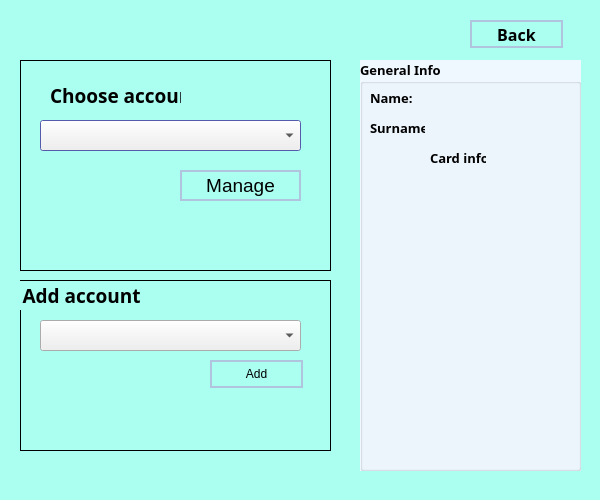
drakosvlad/vam-bank, file mainpageview.ui: the form before one commit.
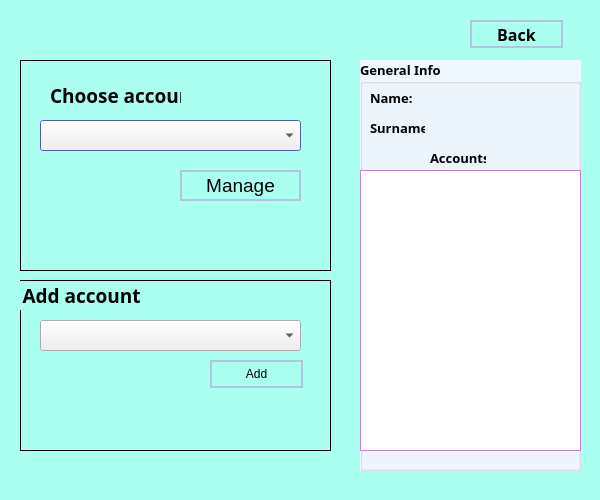
The form after the commit.

Commit message: UI mainpageview acount info updated.

Diff of the .ui file:
```diff
--- a/mainpageview.ui
+++ b/mainpageview.ui
@@ -438,7 +438,89 @@
      </rect>
     </property>
     <property name="text">
-     <string>Card info</string>
+     <string>Accounts</string>
+    </property>
+   </widget>
+   <widget class="QListWidget" name="accountsList_List">
+    <property name="geometry">
+     <rect>
+      <x>0</x>
+      <y>110</y>
+      <width>221</width>
+      <height>281</height>
+     </rect>
+    </property>
+    <property name="palette">
+     <palette>
+      <active>
+       <colorrole role="Base">
+        <brush brushstyle="SolidPattern">
+         <color alpha="255">
+          <red>255</red>
+          <green>255</green>
+          <blue>255</blue>
+         </color>
+        </brush>
+       </colorrole>
+       <colorrole role="Window">
+        <brush brushstyle="SolidPattern">
+         <color alpha="255">
+          <red>255</red>
+          <green>170</green>
+          <blue>255</blue>
+         </color>
+        </brush>
+       </colorrole>
+      </active>
+      <inactive>
+       <colorrole role="Base">
+        <brush brushstyle="SolidPattern">
+         <color alpha="255">
+          <red>255</red>
+          <green>255</green>
+          <blue>255</blue>
+         </color>
+        </brush>
+       </colorrole>
+       <colorrole role="Window">
+        <brush brushstyle="SolidPattern">
+         <color alpha="255">
+          <red>255</red>
+          <green>170</green>
+          <blue>255</blue>
+         </color>
+        </brush>
+       </colorrole>
+      </inactive>
+      <disabled>
+       <colorrole role="Base">
+        <brush brushstyle="SolidPattern">
+         <color alpha="255">
+          <red>255</red>
+          <green>170</green>
+          <blue>255</blue>
+         </color>
+        </brush>
+       </colorrole>
+       <colorrole role="Window">
+        <brush brushstyle="SolidPattern">
+         <color alpha="255">
+          <red>255</red>
+          <green>170</green>
+          <blue>255</blue>
+         </color>
+        </brush>
+       </colorrole>
+      </disabled>
+     </palette>
+    </property>
+    <property name="font">
+     <font>
+      <family>Agency FB</family>
+      <pointsize>14</pointsize>
+      <weight>75</weight>
+      <bold>true</bold>
+     </font>
     </property>
    </widget>
   </widget>
```
The commit also changes 4 other files.
